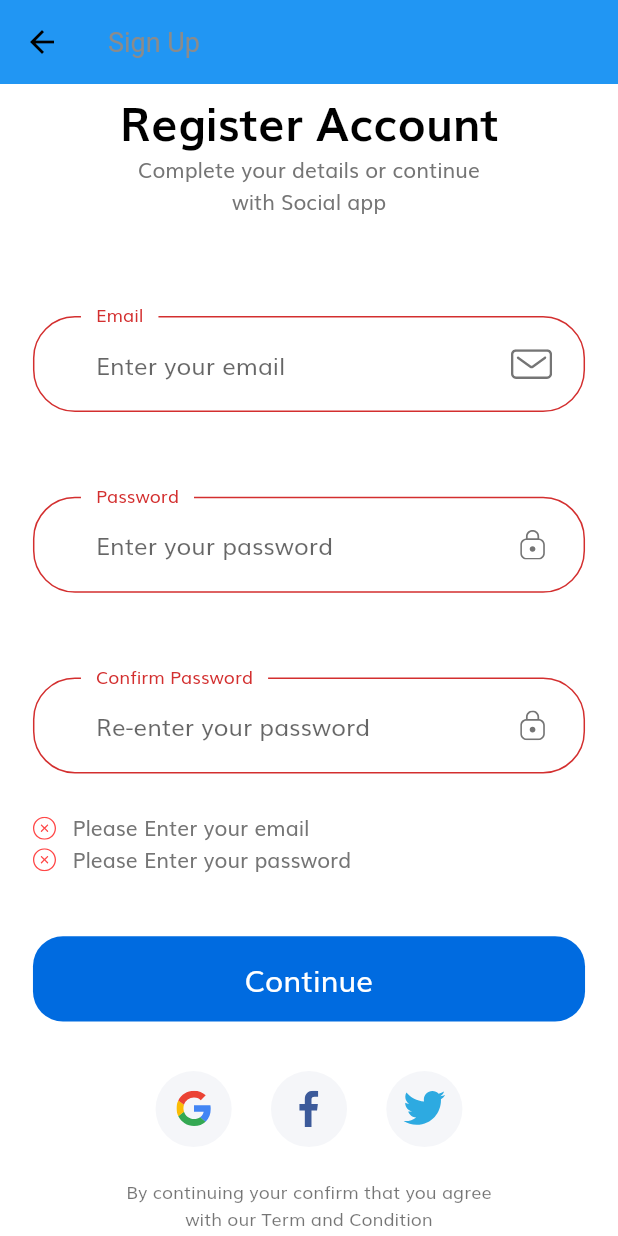
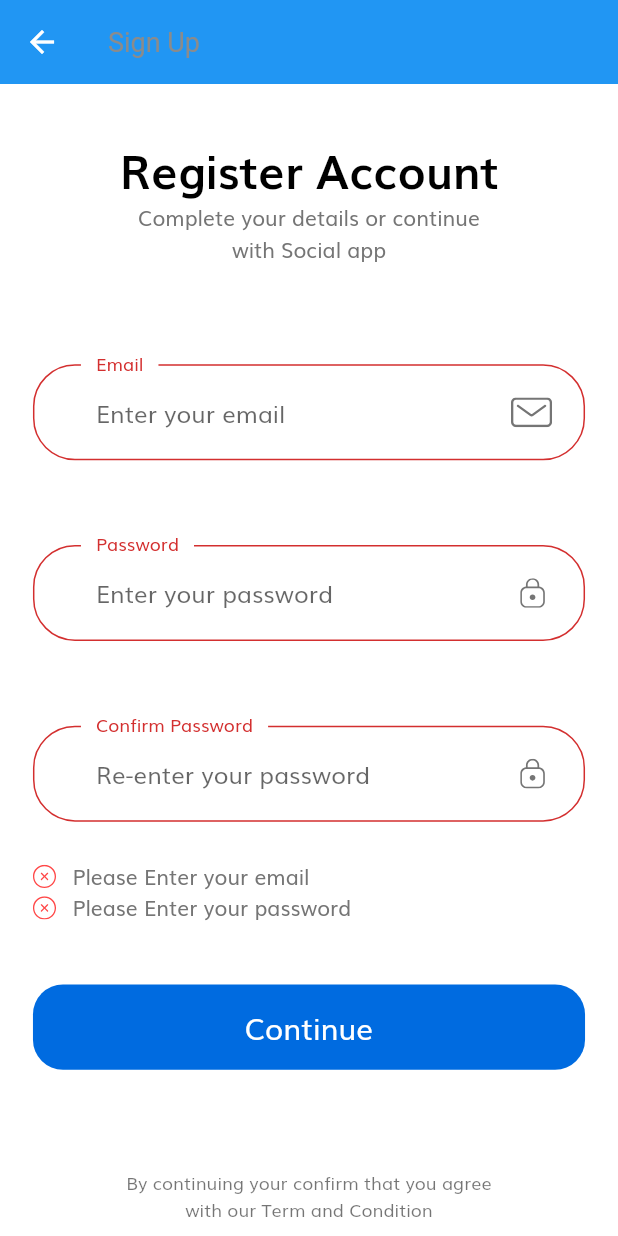
Before and after one commit to Zamama-Zaman/ecommerce_app, a Flutter app: the SignUpScreen screen opened by its route, after a tap on "Continue", on a phone screen of 412 x 824 dp. Run offline on Flutter 3.47's test engine with Material 2 defaults, Android fonts, the phone set to English and light mode, and no system bars; our stand-ins replace carousel_pro, firebase_auth, firebase_core, flutter_svg, get, smooth_star_rating; accounts and stored records are empty; network calls fail.

Commit message:
Updated Code

```diff
--- a/lib/controllers/home_controller.dart
+++ b/lib/controllers/home_controller.dart
@@ -26,8 +26,8 @@ class HomeController extends GetxController {
   Future<void> fetchHomeData() async {
     try {
       isLoading.value = true;
-      final response = await http
-          .get(Uri.parse("https://innovativehill.com/nidhub/home.php"));
+      final response =
+          await http.get(Uri.parse("https://apprant.com/nidhub/home.php"));
       if (response.statusCode == 200) {
         Future.delayed(const Duration(seconds: 20), () {
           home = HomeModel.fromJson(jsonDecode(response.body)).obs;
--- a/lib/main.dart
+++ b/lib/main.dart
@@ -1,3 +1,4 @@
+import 'package:firebase_core/firebase_core.dart';
 import 'package:flutter/material.dart';
 import 'package:get/get_navigation/src/root/get_material_app.dart';
 import 'package:nidhub_app/all_controller_binding.dart';
@@ -6,7 +7,9 @@ import 'package:nidhub_app/screens/sign_in/sign_in_screen.dart';
 import 'package:nidhub_app/screens/splash/splash_screen.dart';
 import 'package:nidhub_app/theme.dart';
 
-void main() {
+void main() async {
+  WidgetsFlutterBinding.ensureInitialized();
+  await Firebase.initializeApp();
   runApp(MyApp());
 }
 
--- a/lib/screens/sign_up/components/body.dart
+++ b/lib/screens/sign_up/components/body.dart
@@ -22,7 +22,7 @@ class Body extends StatelessWidget {
           child: SingleChildScrollView(
             child: Column(
               children: [
-                SizedBox(height: SizeConfig.screenHeight * 0.001), // 4%
+                SizedBox(height: SizeConfig.screenHeight * 0.04), // 4%
                 Text("Register Account", style: headingStyle),
                 Text(
                   "Complete your details or continue \nwith Social app",
@@ -30,25 +30,7 @@ class Body extends StatelessWidget {
                 ),
                 SizedBox(height: SizeConfig.screenHeight * 0.08),
                 SignUpForm(),
-                SizedBox(height: SizeConfig.screenHeight * 0.04),
-                Row(
-                  mainAxisAlignment: MainAxisAlignment.center,
-                  children: [
-                    SocalCard(
-                      icon: "assets/icons/google-icon.svg",
-                      press: () {},
-                    ),
-                    SocalCard(
-                      icon: "assets/icons/facebook-2.svg",
-                      press: () {},
-                    ),
-                    SocalCard(
-                      icon: "assets/icons/twitter.svg",
-                      press: () {},
-                    ),
-                  ],
-                ),
-                SizedBox(height: getProportionateScreenHeight(20)),
+                SizedBox(height: SizeConfig.screenHeight * 0.08),
                 Text(
                   'By continuing your confirm that you agree \nwith our Term and Condition',
                   textAlign: TextAlign.center,
--- a/lib/screens/sign_up/components/sign_up_form.dart
+++ b/lib/screens/sign_up/components/sign_up_form.dart
@@ -4,6 +4,9 @@ import 'package:flutter/material.dart';
 import 'package:nidhub_app/components/custom_surfix_icon.dart';
 import 'package:nidhub_app/components/default_button.dart';
 import 'package:nidhub_app/components/form_error.dart';
+import 'package:nidhub_app/screens/home/home_screen.dart';
+import 'package:nidhub_app/screens/main_screen/main_screen.dart';
+import 'package:nidhub_app/services/firebase_services.dart';
 
 import '../../../constants.dart';
 import '../../../size_config.dart';
@@ -50,9 +53,16 @@ class _SignUpFormState extends State<SignUpForm> {
           SizedBox(height: getProportionateScreenHeight(40)),
           DefaultButton(
             text: "Continue",
-            press: () {
+            press: () async {
               if (_formKey.currentState!.validate()) {
                 _formKey.currentState!.save();
+                bool check;
+                check = await FirebaseServices()
+                    .signUpWithEmailAndPassword(email!, password!);
+                if (check) {
+                  print("I am called at Navigator");
+                  Navigator.pushNamed(context, MainScreen.routeName);
+                }
                 // if all are valid then go to success screen
                 // Navigator.pushNamed(context, CompleteProfileScreen.routeName);
               }
--- a/lib/screens/sign_up/sign_up_screen.dart
+++ b/lib/screens/sign_up/sign_up_screen.dart
@@ -1,3 +1,5 @@
+// ignore_for_file: prefer_const_constructors
+
 import 'package:flutter/material.dart';
 
 import 'components/body.dart';
@@ -9,6 +11,9 @@ class SignUpScreen extends StatelessWidget {
     return Scaffold(
       appBar: AppBar(
         title: Text("Sign Up"),
+        iconTheme: IconThemeData(
+          color: Colors.white,
+        ),
       ),
       body: Body(),
     );
--- a/pubspec.yaml
+++ b/pubspec.yaml
@@ -41,6 +41,8 @@ dependencies:
   smooth_star_rating: ^1.1.1
   get: ^4.6.5
   http: ^0.13.4
+  firebase_core: ^1.4.0
+  firebase_auth: ^2.0.0
 
 
 dev_dependencies:
```
Also changed, not shown: lib/screens/sign_in/components/sign_form.dart (+9 -2 lines), lib/services/firebase_services.dart (added, +53 -0 lines), pubspec.lock, 3 other files.
